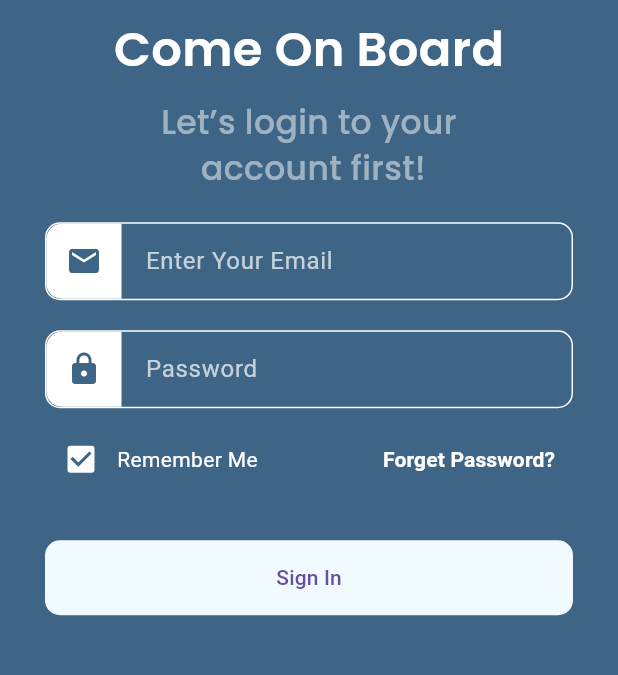
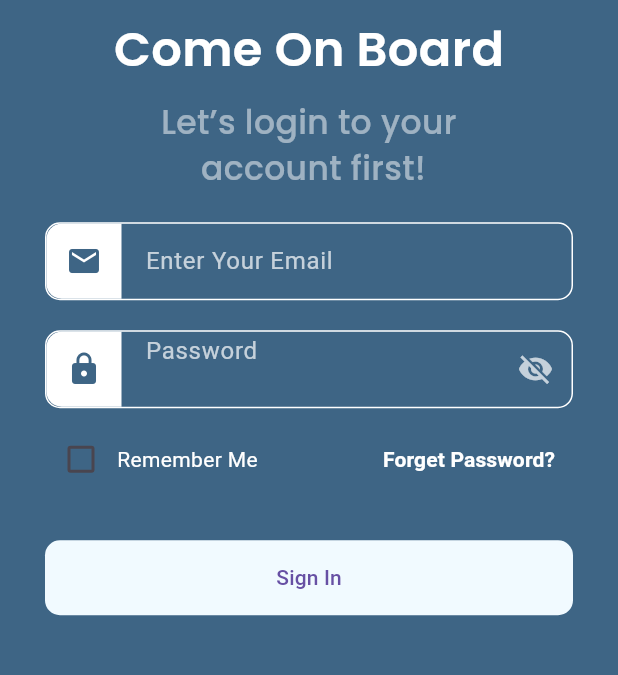
Before and after one commit to WaveCoach/MobileDevelopment-WaveCoach, a Flutter app: the SignInPage screen opened by its route, on a phone screen of 412 x 824 dp, the part 262-937 px from its top. Run offline on Flutter 3.47's test engine with Material 3 defaults, Android fonts, the phone set to English and light mode, and no system bars; our stand-ins replace google_fonts.

Commit message:
update slicing sign in

```diff
--- a/lib/views/sign_in_page.dart
+++ b/lib/views/sign_in_page.dart
@@ -1,19 +1,48 @@
 import 'package:flutter/material.dart';
 import 'package:wavecoach/utils/colors.dart';
 
-class SignInPage extends StatelessWidget {
+class SignInPage extends StatefulWidget {
+  @override
+  _SignInPageState createState() => _SignInPageState();
+}
+
+class _SignInPageState extends State<SignInPage> {
+  bool _rememberMe = false;
+  TextEditingController _emailController = TextEditingController();
+  TextEditingController _passwordController = TextEditingController();
+  bool _obscurePassword = true;
+
   @override
   Widget build(BuildContext context) {
-    Widget header() {
+    return Scaffold(
+      backgroundColor: blueColor,
+      body: SafeArea(
+        child: SingleChildScrollView(
+          child: Padding(
+            padding: EdgeInsets.symmetric(horizontal: defaultMargin),
+            child: Column(
+              crossAxisAlignment: CrossAxisAlignment.start,
+              children: [
+                _header(),
+                _emailInput(),
+                _passwordInput(),
+                _rememberMeAndForgotPassword(),
+                _signInButton(),
+              ],
+            ),
+          ),
+        ),
+      ),
+    );
+  }
+
+  Widget _header() {
     return Container(
       margin: EdgeInsets.only(top: 150),
       child: Column(
         children: [
           Center(
-              child: Image.asset(
-                'assets/images/LatinWaveCoach.png',
-                width: 120, // Sesuaikan ukuran
-              ),
+            child: Image.asset('assets/images/LatinWaveCoach.png', width: 120),
           ),
           SizedBox(height: 10),
           Text(
@@ -34,17 +63,16 @@ class SignInPage extends StatelessWidget {
     );
   }
 
-    Widget emailInput() {
+  Widget _emailInput() {
     return Container(
       margin: EdgeInsets.only(top: 20),
       decoration: BoxDecoration(
         color: blueColor,
         borderRadius: BorderRadius.circular(10),
-          border: Border.all(color: Colors.white, width: 1), // Garis pinggir
+        border: Border.all(color: Colors.white, width: 1),
       ),
       child: Row(
         children: [
-            // Background putih untuk ikon
           Container(
             width: 50,
             height: 50,
@@ -57,9 +85,9 @@ class SignInPage extends StatelessWidget {
             ),
             child: Center(child: Icon(Icons.email, color: blueColor)),
           ),
-
           Expanded(
             child: TextField(
+              controller: _emailController,
               decoration: InputDecoration(
                 hintText: "Enter Your Email",
                 hintStyle: TextStyle(color: Colors.white70),
@@ -74,13 +102,13 @@ class SignInPage extends StatelessWidget {
     );
   }
 
-    Widget passwordInput() {
+  Widget _passwordInput() {
     return Container(
       margin: EdgeInsets.only(top: 20),
       decoration: BoxDecoration(
         color: blueColor,
         borderRadius: BorderRadius.circular(10),
-          border: Border.all(color: Colors.white, width: 1), // Garis pinggir
+        border: Border.all(color: Colors.white, width: 1),
       ),
       child: Row(
         children: [
@@ -96,15 +124,26 @@ class SignInPage extends StatelessWidget {
             ),
             child: Center(child: Icon(Icons.lock, color: blueColor)),
           ),
-
           Expanded(
             child: TextField(
-                obscureText: true,
+              controller: _passwordController,
+              obscureText: _obscurePassword,
               decoration: InputDecoration(
                 hintText: "Password",
                 hintStyle: TextStyle(color: Colors.white70),
                 border: InputBorder.none,
                 contentPadding: EdgeInsets.symmetric(horizontal: 16),
+                suffixIcon: IconButton(
+                  icon: Icon(
+                    _obscurePassword ? Icons.visibility_off : Icons.visibility,
+                    color: Colors.white70,
+                  ),
+                  onPressed: () {
+                    setState(() {
+                      _obscurePassword = !_obscurePassword;
+                    });
+                  },
+                ),
               ),
               style: TextStyle(color: Colors.white),
             ),
@@ -114,26 +153,27 @@ class SignInPage extends StatelessWidget {
     );
   }
 
-    Widget rememberMeAndForgotPassword() {
+  Widget _rememberMeAndForgotPassword() {
     return Container(
-        margin: EdgeInsets.only(top: 10), // Beri jarak sebelum tombol Sign In
+      margin: EdgeInsets.only(top: 10),
       child: Row(
         mainAxisAlignment: MainAxisAlignment.spaceBetween,
         children: [
-            // Checkbox "Remember Me"
           Row(
             children: [
               Checkbox(
-                  value: true,
-                  onChanged: (bool? newValue) {},
-                  activeColor: Colors.white, // Warna kotak ceklis
-                  checkColor: blueColor, // Warna tanda ceklis
+                value: _rememberMe,
+                onChanged: (bool? newValue) {
+                  setState(() {
+                    _rememberMe = newValue ?? false;
+                  });
+                },
+                activeColor: Colors.white,
+                checkColor: blueColor,
               ),
               Text("Remember Me", style: TextStyle(color: Colors.white)),
             ],
           ),
-
-            // "Forget Password" Text
           TextButton(
             onPressed: () {
               Navigator.pushNamed(context, '/forgot-password');
@@ -151,7 +191,7 @@ class SignInPage extends StatelessWidget {
     );
   }
 
-    Widget signInButton() {
+  Widget _signInButton() {
     return Container(
       height: 50,
       width: double.infinity,
@@ -170,27 +210,4 @@ class SignInPage extends StatelessWidget {
       ),
     );
   }
-
-    return Scaffold(
-      backgroundColor: blueColor,
-      body: SafeArea(
-        child: SingleChildScrollView(
-          // Tambahkan ini
-          child: Padding(
-            padding: EdgeInsets.symmetric(horizontal: defaultMargin),
-            child: Column(
-              crossAxisAlignment: CrossAxisAlignment.start,
-              children: [
-                header(),
-                emailInput(),
-                passwordInput(),
-                rememberMeAndForgotPassword(),
-                signInButton(),
-              ],
-            ),
-          ),
-        ),
-      ),
-    );
 }
-}
--- a/pubspec.yaml
+++ b/pubspec.yaml
@@ -37,6 +37,7 @@ dependencies:
   provider: ^6.1.2
   http: ^1.3.0
   google_fonts: ^6.2.1
+  get: ^4.6.5
 
 dev_dependencies:
   flutter_test:
```
Also changed, not shown: lib/data/models/user_model.dart (added, +37 -0 lines), lib/data/providers/auth_providers.dart (added, +26 -0 lines), lib/data/services/auth_service.dart (added, +33 -0 lines), pubspec.lock, 1 other file. Lines whose indentation alone changed are shown as unchanged.
